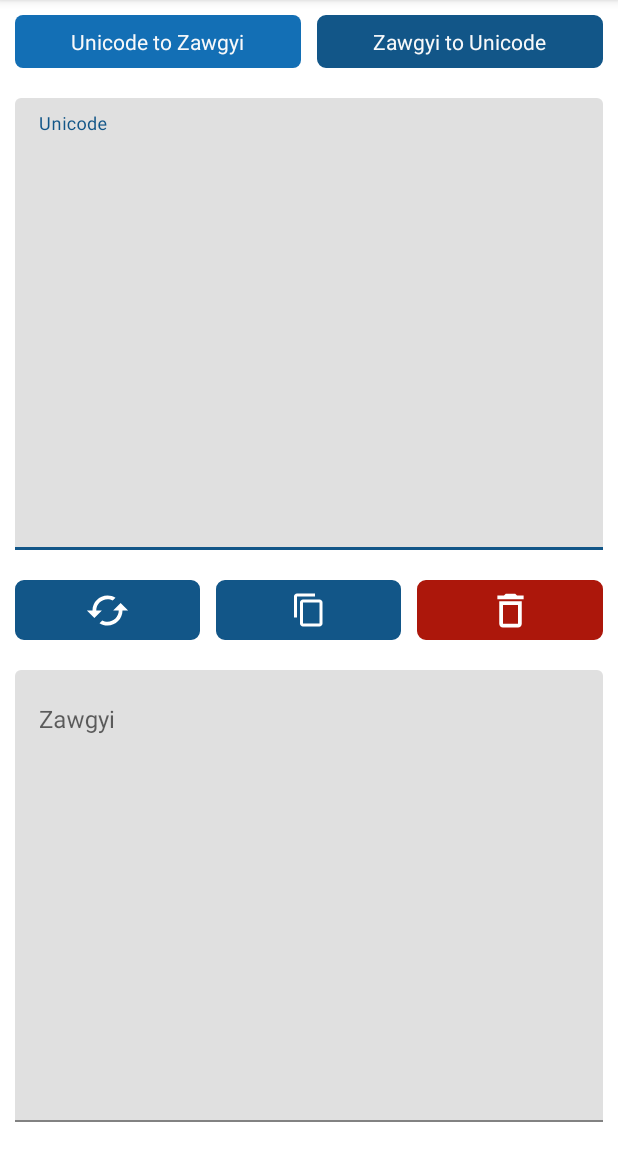
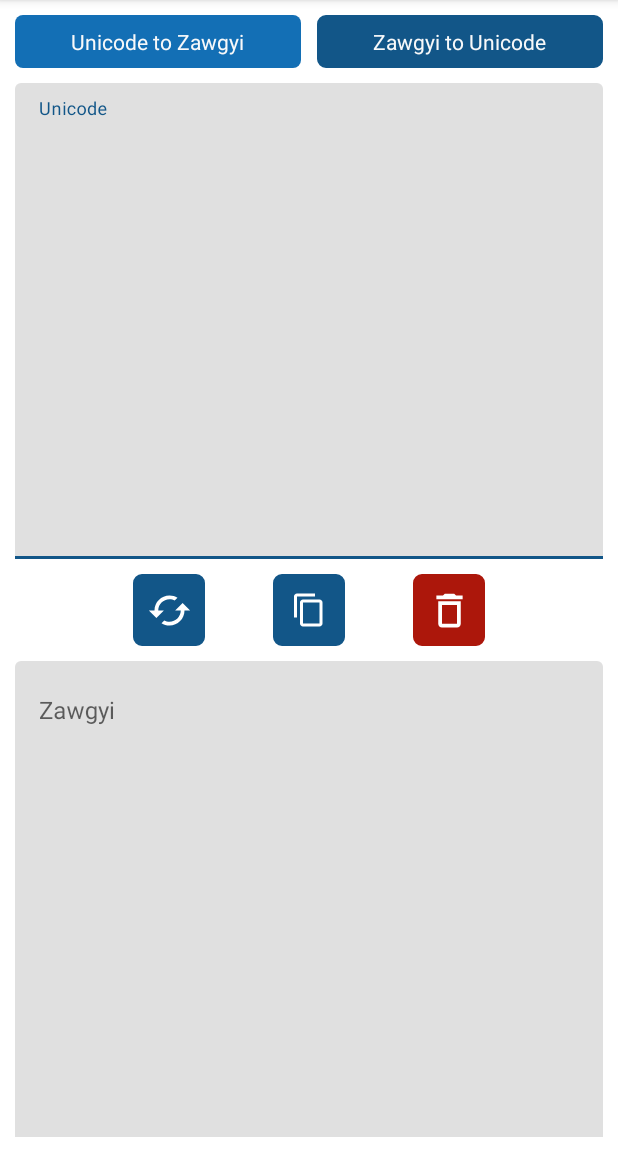
Before and after one commit to SaingHmineTun/TMKFontConverter, an Android app: the screen it shows after launch (MainActivity), on a phone screen of 412 x 824 dp, the part 84-1236 px from its top. Run offline under Robolectric (Android 15) with nearby library versions, the phone set to English and light mode, and no system bars.

Commit message:
Updated: Font with GHK font

```diff
--- a/app/src/main/AndroidManifest.xml
+++ b/app/src/main/AndroidManifest.xml
@@ -18,7 +18,7 @@
                 <category android:name="android.intent.category.LAUNCHER" />
             </intent-filter>
         </activity>
-        <activity android:name=".fontconverter.AboutUsActivity" />
+        <activity android:name=".fontconverter.AboutUsActivity" android:parentActivityName=".fontconverter.MainActivity" />
         <activity android:name=".fontconverter.MainActivity" />
     </application>
 
--- a/app/src/main/java/it/saimao/tmkfontconverter/fontconverter/AboutUsActivity.java
+++ b/app/src/main/java/it/saimao/tmkfontconverter/fontconverter/AboutUsActivity.java
@@ -50,6 +50,8 @@ public class AboutUsActivity extends AppCompatActivity implements AdapterView.On
             intent.setType("message/rfc822");
             startActivity(Intent.createChooser(intent, "Choose an Email client :"));
         } else if (i == 2) {
+            startActivity(new Intent(Intent.ACTION_VIEW, Uri.parse("https://github.com/SaingHmineTun/TMKFontConverter")));
+        } else if (i == 3) {
             startActivity(new Intent(Intent.ACTION_VIEW, Uri.parse("market://details?id=it.saimao.tmkfontconverter")));
         }
     }
--- a/app/src/main/java/it/saimao/tmkfontconverter/fontconverter/MainActivity.java
+++ b/app/src/main/java/it/saimao/tmkfontconverter/fontconverter/MainActivity.java
@@ -131,7 +131,6 @@ public class MainActivity extends AppCompatActivity implements CompoundButton.On
         } else {
             binding.edInput.setTypeface(zgTypeface);
             binding.edInputLayout.setHint("Zawgyi");
-
             binding.edOutput.setTypeface(uniTypeface);
             binding.edOutputLayout.setHint("Unicode");
         }
--- a/app/src/main/java/it/saimao/tmkfontconverter/fontconverter/MaoAdapter.java
+++ b/app/src/main/java/it/saimao/tmkfontconverter/fontconverter/MaoAdapter.java
@@ -13,20 +13,19 @@ import it.saimao.tmkfontconverter.R;
 
 public class MaoAdapter extends BaseAdapter {
 
-    Context context;
-    String[] stringsAsk, stringsValues;
-    int icons[];
-    LayoutInflater inflater;
-    private Typeface uniTypeface;
+    private final String[] stringsAsk;
+    private final String[] stringsValues;
+    private final int[] icons;
+    private final LayoutInflater inflater;
+    private final Typeface uniTypeface;
 
 
     public MaoAdapter(Context context, String[] stringsAsk, String[] stringsValues, int[] icons) {
-        this.context = context;
         this.stringsAsk = stringsAsk;
         this.stringsValues = stringsValues;
         this.icons = icons;
-        inflater = LayoutInflater.from(context);;
-        uniTypeface = Typeface.createFromAsset(context.getAssets(), "fonts/unicode.ttf");
+        this.inflater = LayoutInflater.from(context);;
+        this.uniTypeface = Typeface.createFromAsset(context.getAssets(), "fonts/unicode.ttf");
     }
 
     @Override
--- a/app/src/main/res/layout/activity_main.xml
+++ b/app/src/main/res/layout/activity_main.xml
@@ -21,29 +21,29 @@
         android:weightSum="1">
 
         <RadioButton
-            android:layout_marginEnd="5dp"
             android:id="@+id/rbUni2Zg"
             android:layout_width="0dp"
             android:layout_height="35dp"
+            android:layout_marginEnd="5dp"
+            android:layout_weight="0.5"
+            android:background="@drawable/radio_flat_selector"
+            android:button="@android:color/transparent"
+            android:checked="true"
+            android:gravity="center"
+            android:text="Unicode to Zawgyi"
+            android:textColor="@color/colorLight" />
+
+        <RadioButton
+            android:id="@+id/rbZg2Uni"
+            android:layout_width="0dp"
+            android:layout_height="35dp"
+            android:layout_marginStart="5dp"
             android:layout_weight="0.5"
             android:background="@drawable/radio_flat_selector"
             android:button="@android:color/transparent"
             android:gravity="center"
-            android:checked="true"
-            android:textColor="@color/colorLight"
-            android:text="Unicode to Zawgyi" />
-
-        <RadioButton
-            android:layout_marginStart="5dp"
-            android:id="@+id/rbZg2Uni"
-            android:layout_width="0dp"
-            android:layout_height="35dp"
-            android:layout_weight="0.5"
-            android:background="@drawable/radio_flat_selector"
-            android:button="@android:color/transparent"
-            android:gravity="center"
-            android:textColor="@color/colorLight"
-            android:text="Zawgyi to Unicode" />
+            android:text="Zawgyi to Unicode"
+            android:textColor="@color/colorLight" />
     </RadioGroup>
 
     <LinearLayout
@@ -58,15 +58,17 @@
             android:layout_height="match_parent"
             android:layout_gravity="top"
             android:hint="@string/unicode"
-            android:padding="10dp">
+            android:paddingStart="10dp"
+            android:paddingEnd="10dp"
+            app:boxStrokeWidth="0dp">
 
 
             <com.google.android.material.textfield.TextInputEditText
                 android:id="@+id/edInput"
                 android:layout_width="match_parent"
                 android:layout_height="match_parent"
-                android:minLines="2"
-                android:gravity="top" />
+                android:gravity="top"
+                android:minLines="2" />
 
         </com.google.android.material.textfield.TextInputLayout>
     </LinearLayout>
@@ -75,39 +77,39 @@
         android:layout_width="match_parent"
         android:layout_height="wrap_content"
         android:orientation="horizontal"
-        android:padding="10dp"
-        android:weightSum="3">
+        android:gravity="center_horizontal"
+        android:padding="10dp">
 
         <androidx.appcompat.widget.AppCompatImageButton
             android:id="@+id/btConvert"
-            android:layout_width="0dp"
-            android:layout_height="40dp"
+            android:layout_width="48dp"
+            android:layout_height="48dp"
             android:layout_marginEnd="5dp"
-            android:layout_weight="1"
-            android:src="@drawable/convert"
-            android:background="@drawable/radio_flat_selector" />
+            android:padding="10dp"
+            android:background="@drawable/radio_flat_selector"
+            android:src="@drawable/convert" />
 
 
         <androidx.appcompat.widget.AppCompatImageButton
             android:id="@+id/btCopy"
-            android:layout_width="0dp"
-            android:layout_height="40dp"
-            android:layout_marginRight="5dp"
-            android:layout_marginLeft="5dp"
-            android:layout_weight="1"
+            android:layout_width="48dp"
+            android:layout_height="48dp"
+            android:padding="10dp"
+            android:layout_marginStart="40dp"
+            android:layout_marginEnd="40dp"
+            android:background="@drawable/radio_flat_selector"
             android:longClickable="true"
-            android:src="@drawable/copy"
-            android:background="@drawable/radio_flat_selector" />
+            android:src="@drawable/copy" />
 
         <androidx.appcompat.widget.AppCompatImageButton
             android:id="@+id/btClear"
-            android:layout_width="0dp"
-            android:layout_height="40dp"
+            android:layout_width="48dp"
+            android:layout_height="48dp"
             android:layout_marginStart="5dp"
-            android:layout_weight="1"
-            android:src="@drawable/delete"
+            android:padding="10dp"
+            android:background="@drawable/radio_flat_selector"
             android:backgroundTint="@color/colorDanger"
-            android:background="@drawable/radio_flat_selector" />
+            android:src="@drawable/delete" />
 
     </LinearLayout>
 
@@ -122,7 +124,10 @@
             android:id="@+id/edOutputLayout"
             android:layout_width="match_parent"
             android:layout_height="match_parent"
-            android:padding="10dp">
+            android:hint="@string/zawgyi"
+            android:paddingStart="10dp"
+            android:paddingEnd="10dp"
+            app:boxStrokeWidth="0dp">
 
             <com.google.android.material.textfield.TextInputEditText
                 android:id="@+id/edOutput"
@@ -130,9 +135,8 @@
                 android:layout_height="match_parent"
                 android:editable="false"
                 android:focusable="false"
-                android:minLines="2"
-                android:hint="@string/zawgyi"
-                android:gravity="top" />
+                android:gravity="top"
+                android:minLines="2" />
         </com.google.android.material.textfield.TextInputLayout>
     </LinearLayout>
 </LinearLayout>
```
Also changed, not shown: app/src/main/assets/fonts/unicode.ttf.
